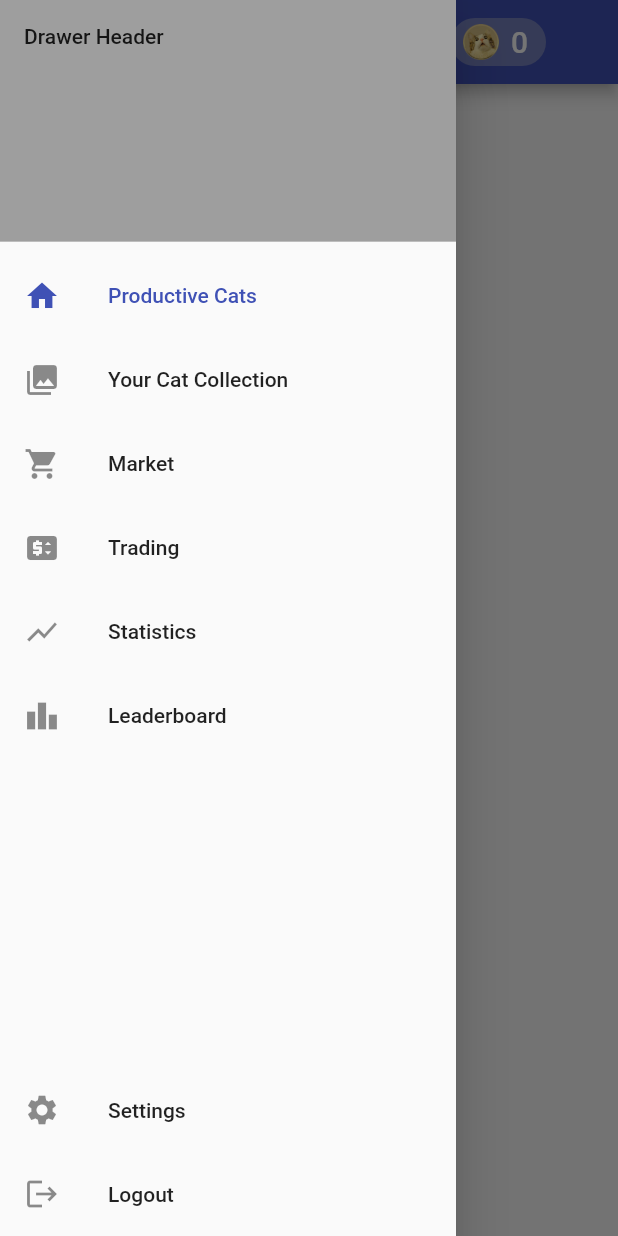
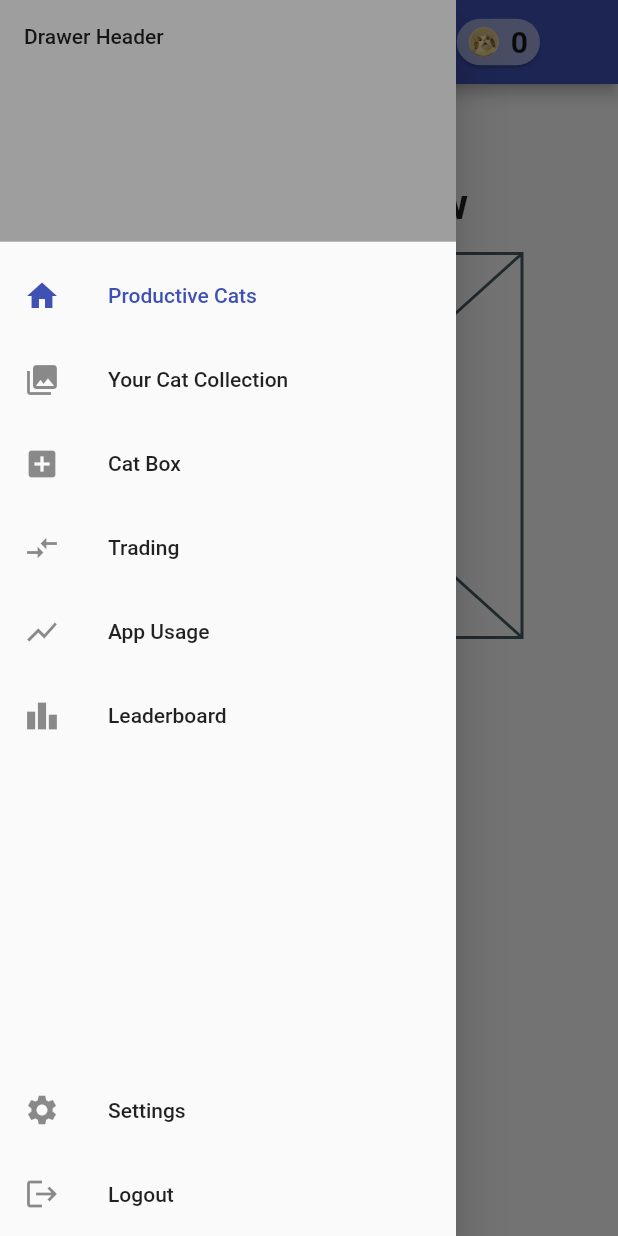
Before and after one commit to PotatoCider/productive_cats, a Flutter app: the BuddyPage screen opened by its route, with the side drawer open, on a phone screen of 412 x 824 dp. Run offline on Flutter 3.47's test engine with Material 2 defaults, Android fonts, the phone set to English and light mode, and no system bars; our stand-ins replace appwrite, go_router, shared_preferences, wakelock; missing offline and left inert: app_usage, device_apps, flutter_config; accounts and stored records are empty; network calls fail.

Commit message:
app usage WIP

```diff
--- a/lib/main.dart
+++ b/lib/main.dart
@@ -1,5 +1,3 @@
-import 'package:app_usage/app_usage.dart';
-import 'package:appwrite/models.dart';
 import 'package:flutter/material.dart';
 import 'package:flutter_config/flutter_config.dart';
 import 'package:go_router/go_router.dart';
@@ -8,21 +6,23 @@ import 'package:productive_cats/pages/cat_collection.dart';
 import 'package:productive_cats/pages/leaderboard.dart';
 
 import 'package:productive_cats/pages/login.dart';
-import 'package:productive_cats/pages/market.dart';
+import 'package:productive_cats/pages/cat_box.dart';
 import 'package:productive_cats/pages/register.dart';
 import 'package:productive_cats/pages/settings.dart';
-import 'package:productive_cats/pages/statistics.dart';
+import 'package:productive_cats/pages/app_usage.dart';
 import 'package:productive_cats/pages/trading.dart';
+import 'package:productive_cats/providers/app_usages.dart';
 import 'package:productive_cats/providers/coins.dart';
 import 'package:productive_cats/providers/user_info.dart';
 import 'package:productive_cats/utils/appwrite.dart';
-import 'package:productive_cats/utils/utils.dart';
 import 'package:provider/provider.dart';
+import 'package:wakelock/wakelock.dart';
 
 void main() async {
   WidgetsFlutterBinding.ensureInitialized(); // Required by FlutterConfig
   await FlutterConfig.loadEnvVariables();
   Appwrite.init();
+  Wakelock.enable();
 
   runApp(App());
 }
@@ -41,6 +41,7 @@ class App extends StatelessWidget {
       providers: [
         ChangeNotifierProvider.value(value: user),
         ChangeNotifierProvider(create: (_) => Coins()),
+        ChangeNotifierProvider(create: (_) => AppUsages(), lazy: false),
       ],
       child: MaterialApp.router(
         title: 'Productive Cats',
@@ -59,7 +60,7 @@ class App extends StatelessWidget {
   }
 
   late final _router = GoRouter(
-    initialLocation: '/buddy',
+    initialLocation: '/appusage',
     refreshListenable: user,
     redirect: (state) {
       if (user.loading) return null;
@@ -91,16 +92,16 @@ class App extends StatelessWidget {
         builder: (context, state) => const CatCollectionPage(),
       ),
       GoRoute(
-        path: '/market',
-        builder: (context, state) => const MarketPage(),
+        path: '/catbox',
+        builder: (context, state) => const CatBoxPage(),
       ),
       GoRoute(
         path: '/trading',
         builder: (context, state) => const TradingPage(),
       ),
       GoRoute(
-        path: '/statistics',
-        builder: (context, state) => const StatisticsPage(),
+        path: '/appusage',
+        builder: (context, state) => const AppUsagePage(),
       ),
       GoRoute(
         path: '/leaderboard',
--- a/lib/pages/buddy.dart
+++ b/lib/pages/buddy.dart
@@ -16,20 +16,33 @@ class BuddyPage extends StatelessWidget {
         title: const TitleWithCoinDisplay('Your Buddy'),
       ),
       drawer: const NavigationDrawer(DrawerItems.buddy),
-      body: Center(
+      body: Padding(
+        padding: const EdgeInsets.all(64),
         child: Column(
           children: [
-            ElevatedButton(
-              onPressed: () => context.read<Coins>().increment(),
-              child: const Text('Increment'),
+            const Text(
+              'Mr Marshmallow',
+              style: TextStyle(
+                fontWeight: FontWeight.bold,
+                fontSize: 28,
+              ),
             ),
-            Consumer2<UserInfo, Coins>(
-              builder: (context, user, coins, child) {
-                if (user.loading) return const CircularProgressIndicator();
-                if (!user.loggedIn) return const SizedBox.shrink();
-                return Text(
-                    'Logined as ${user.user!.name}, Coins: ${coins.value}');
-              },
+            const SizedBox(height: 16),
+            const Placeholder(
+              fallbackHeight: 256,
+              fallbackWidth: 256,
+            ),
+            const SizedBox(height: 32),
+            Column(
+              children: [
+                Text(
+                  'Happiness',
+                  style: TextStyle(
+                    fontWeight: FontWeight.bold,
+                    fontSize: 16,
+                  ),
+                ),
+              ],
             )
           ],
         ),
--- /dev/null
+++ b/lib/pages/cat_box.dart
@@ -0,0 +1,17 @@
+import 'package:flutter/material.dart';
+import 'package:productive_cats/widgets/nav_drawer.dart';
+
+class CatBoxPage extends StatelessWidget {
+  const CatBoxPage({Key? key}) : super(key: key);
+
+  @override
+  Widget build(BuildContext context) {
+    return Scaffold(
+      appBar: AppBar(
+        title: const Text('Cat Box'),
+      ),
+      drawer: const NavigationDrawer(DrawerItems.catbox),
+      body: const Text('Cat Box'),
+    );
+  }
+}
--- a/lib/pages/market.dart
+++ /dev/null
@@ -1,17 +0,0 @@
-import 'package:flutter/material.dart';
-import 'package:productive_cats/widgets/nav_drawer.dart';
-
-class MarketPage extends StatelessWidget {
-  const MarketPage({Key? key}) : super(key: key);
-
-  @override
-  Widget build(BuildContext context) {
-    return Scaffold(
-      appBar: AppBar(
-        title: const Text('Market'),
-      ),
-      drawer: const NavigationDrawer(DrawerItems.market),
-      body: const Text('Market'),
-    );
-  }
-}
--- a/lib/pages/register.dart
+++ b/lib/pages/register.dart
@@ -67,7 +67,7 @@ class _RegisterPageState extends State<RegisterPage> {
           collectionId: Appwrite.dbUsersID, // users
           documentId: 'unique()',
           data: <String, dynamic>{
-            'id': user.user!.$id,
+            'user_id': user.user!.$id,
             'email': _email,
             'username': _username,
             'name': _name,
--- a/lib/pages/statistics.dart
+++ /dev/null
@@ -1,17 +0,0 @@
-import 'package:flutter/material.dart';
-import 'package:productive_cats/widgets/nav_drawer.dart';
-
-class StatisticsPage extends StatelessWidget {
-  const StatisticsPage({Key? key}) : super(key: key);
-
-  @override
-  Widget build(BuildContext context) {
-    return Scaffold(
-      appBar: AppBar(
-        title: const Text('Statistics'),
-      ),
-      drawer: const NavigationDrawer(DrawerItems.statistics),
-      body: const Text('Statistics'), // TODO: implement Statistics
-    );
-  }
-}
--- a/lib/utils/utils.dart
+++ b/lib/utils/utils.dart
@@ -15,6 +15,10 @@ class Utils {
         ));
       });
 
+  static String capsFirst(String text) => text.isEmpty
+      ? ''
+      : text.characters.first.toUpperCase() + text.substring(1);
+
   static void log(Object? obj) => debugPrint(inspect(obj).toString());
   static void logNamed(String info, Object? obj) =>
       debugPrint('$info: ${inspect(obj).toString()}');
--- a/lib/widgets/coin_display.dart
+++ b/lib/widgets/coin_display.dart
@@ -13,42 +13,62 @@ class TitleWithCoinDisplay extends StatelessWidget {
   @override
   Widget build(BuildContext context) {
     return Row(
-      mainAxisAlignment: MainAxisAlignment.spaceBetween,
+      // mainAxisAlignment: MainAxisAlignment.spaceBetween,
       children: [
         Text(text),
+        const Spacer(),
         const CoinDisplay(),
+        const SizedBox(width: 32),
       ],
     );
   }
 }
 
 class CoinDisplay extends StatelessWidget {
-  const CoinDisplay({Key? key}) : super(key: key);
+  const CoinDisplay({
+    this.scale = 1,
+    this.additional,
+    Key? key,
+  }) : super(key: key);
+
+  final double scale;
+  final List<Widget>? additional;
 
   @override
   Widget build(BuildContext context) {
-    return Container(
-      padding: const EdgeInsets.fromLTRB(8, 4, 4, 4),
-      margin: const EdgeInsets.only(right: 32),
-      decoration: BoxDecoration(
-        borderRadius: BorderRadius.circular(16),
-        color: Theme.of(context).splashColor,
-      ),
+    var size = Theme.of(context).textTheme.headline6?.fontSize;
+    if (size != null) size *= scale;
+    return Card(
+      color: Theme.of(context).backgroundColor,
+      shape: RoundedRectangleBorder(
+          borderRadius: BorderRadius.circular(16 * scale)),
+      child: Padding(
+        padding: EdgeInsets.symmetric(vertical: 4, horizontal: 8 * scale),
         child: Row(
-        crossAxisAlignment: CrossAxisAlignment.center,
+          mainAxisSize: MainAxisSize.min,
           children: [
             Image.asset(
               'images/coin.png',
-            height: 24,
+              height: size,
             ),
-          Padding(
-            padding: const EdgeInsets.symmetric(horizontal: 8),
-            child: Consumer<Coins>(
-              builder: (context, coins, child) => Text(coins.value.toString()),
+            SizedBox(width: 8 * scale),
+            Consumer<Coins>(
+              builder: (context, coins, child) => Row(
+                children: [
+                  Text(
+                    coins.value.toString(),
+                    style: TextStyle(
+                      fontSize: size,
+                      fontWeight: FontWeight.bold,
+                    ),
+                  ),
+                  ...?additional,
+                ],
               ),
             ),
           ],
         ),
+      ),
     );
   }
 }
--- a/lib/widgets/nav_drawer.dart
+++ b/lib/widgets/nav_drawer.dart
@@ -7,9 +7,9 @@ enum DrawerItems {
   none,
   buddy,
   collection,
-  market,
+  catbox,
   trading,
-  statistics,
+  appusage,
   leaderboard,
   settings,
   logout,
@@ -54,22 +54,22 @@ class NavigationDrawer extends StatelessWidget {
                   onTap: navigateRoute(context, '/collection'),
                 ),
                 ListTile(
-                  leading: const Icon(Icons.shopping_cart),
-                  title: const Text('Market'),
-                  selected: _selected == DrawerItems.market,
-                  onTap: navigateRoute(context, '/market'),
+                  leading: const Icon(Icons.add_box),
+                  title: const Text('Cat Box'),
+                  selected: _selected == DrawerItems.catbox,
+                  onTap: navigateRoute(context, '/catbox'),
                 ),
                 ListTile(
-                  leading: const Icon(Icons.price_change),
+                  leading: const Icon(Icons.compare_arrows),
                   title: const Text('Trading'),
                   selected: _selected == DrawerItems.trading,
                   onTap: navigateRoute(context, '/trading'),
                 ),
                 ListTile(
                   leading: const Icon(Icons.show_chart),
-                  title: const Text('Statistics'),
-                  selected: _selected == DrawerItems.statistics,
-                  onTap: navigateRoute(context, '/statistics'),
+                  title: const Text('App Usage'),
+                  selected: _selected == DrawerItems.appusage,
+                  onTap: navigateRoute(context, '/appusage'),
                 ),
                 ListTile(
                   leading: const Icon(Icons.leaderboard),
--- a/pubspec.yaml
+++ b/pubspec.yaml
@@ -40,6 +40,8 @@ dependencies:
   provider: ^6.0.2
   go_router: ^3.0.1
   flutter_config: ^2.0.0
+  device_apps: ^2.1.1
+  wakelock: ^0.6.1+1
 
 dev_dependencies:
   flutter_test:
```
Also changed, not shown: cloud_functions/generate_cats/package.json (added, +12 -0 lines), lib/pages/app_usage.dart (added, +145 -0 lines), lib/pages/cat_collection.dart (+24 -1 lines), lib/providers/app_usages.dart (added, +100 -0 lines), lib/widgets/percentage_bar.dart (added, +28 -0 lines), pubspec.lock, 5 other files. Lines whose indentation alone changed are shown as unchanged.
